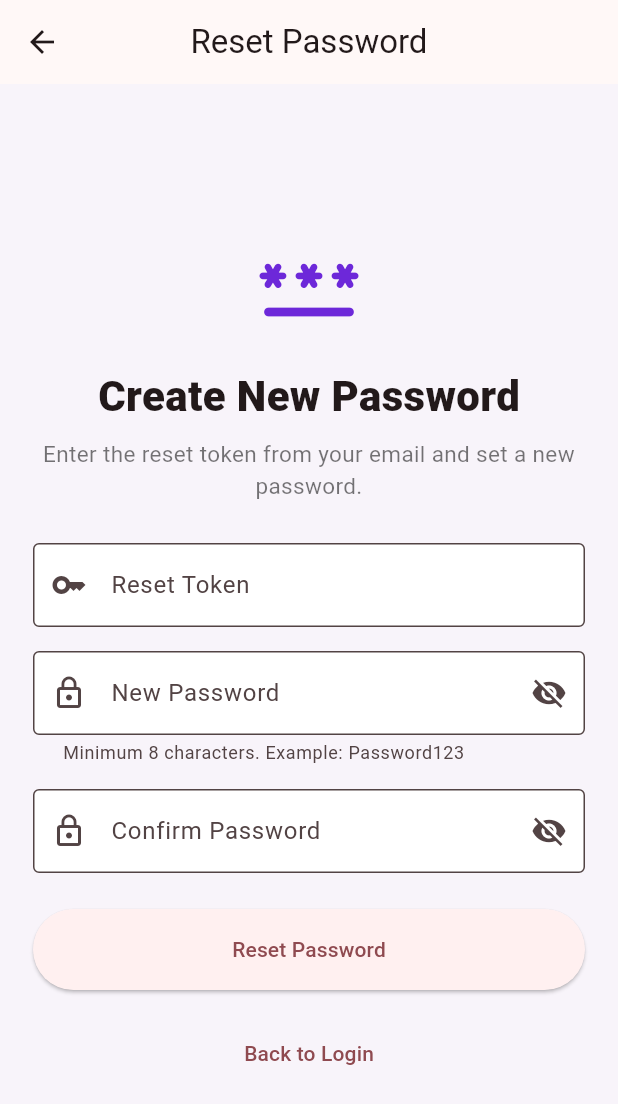
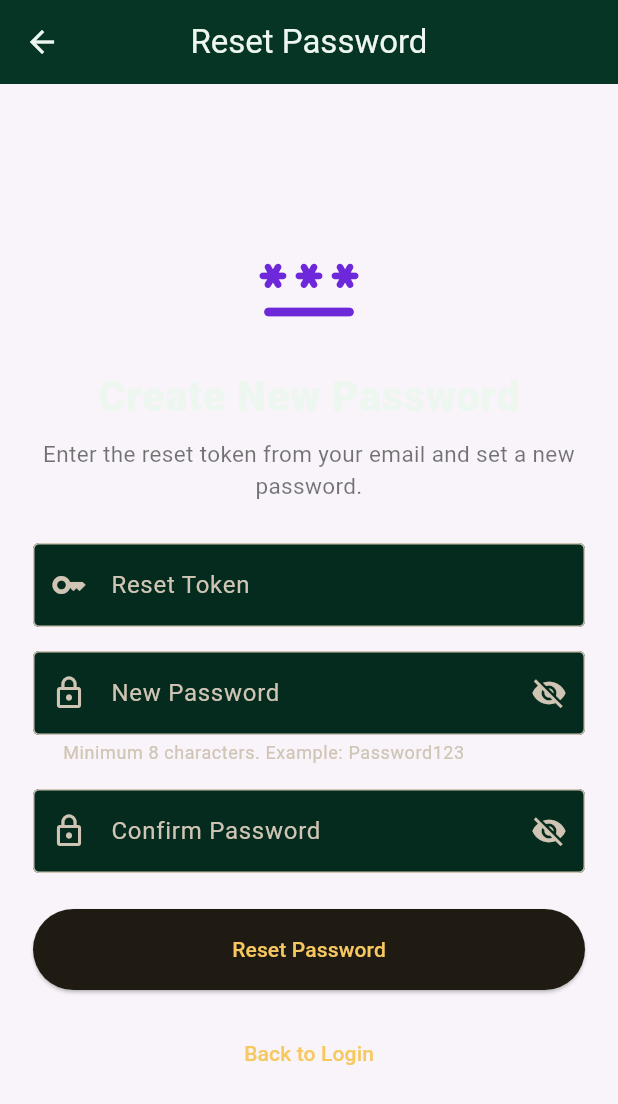
Before and after one commit to aymannondiny/SPL-II_UniConnect, a Flutter app: the ResetPasswordScreen screen opened directly, on a phone screen of 412 x 824 dp. Shown: the top 1104 px of the screen. Run offline on Flutter 3.47's test engine with Material 3 defaults, Android fonts, the phone set to English and light mode, and no system bars; our stand-ins replace dio, flutter_secure_storage, web; missing offline and left inert: dart:js_interop; accounts and stored records are empty.

Commit message:
ui(frontend): default to dark theme

```diff
--- a/code/frontend/lib/app.dart
+++ b/code/frontend/lib/app.dart
@@ -22,7 +22,7 @@ class UniConnectApp extends StatefulWidget {
 }
 
 class _UniConnectAppState extends State<UniConnectApp> {
-  final _theme = ValueNotifier(ThemeMode.system);
+  final _theme = ValueNotifier(ThemeMode.dark);
 
   @override
   void dispose() {
```
